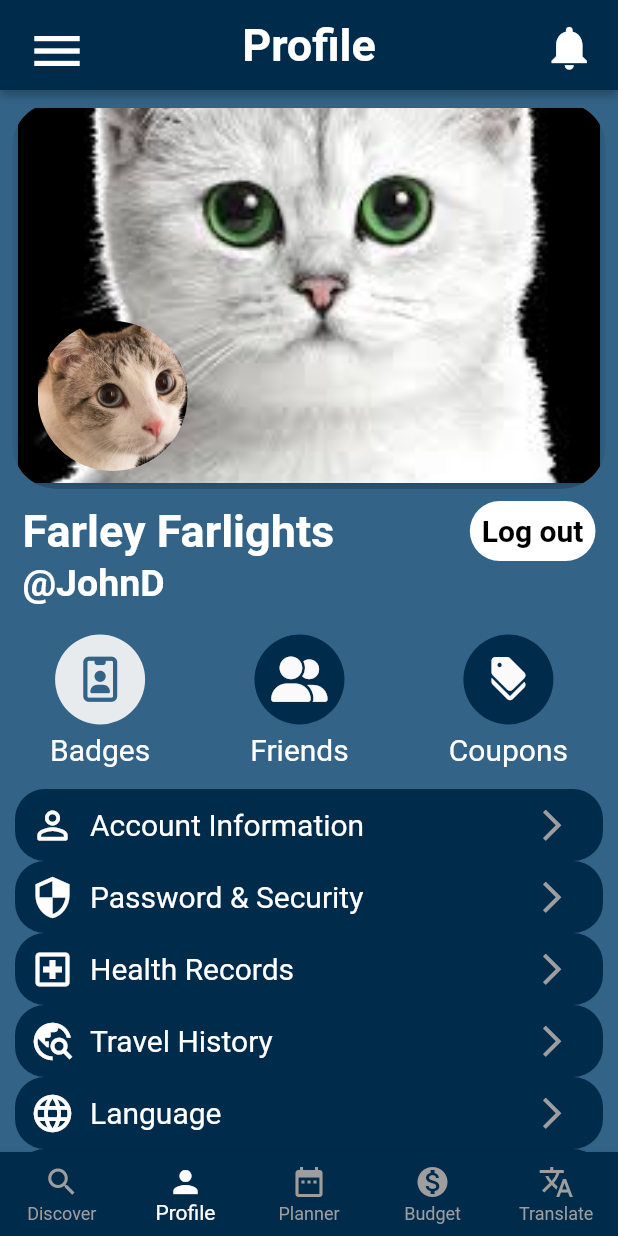
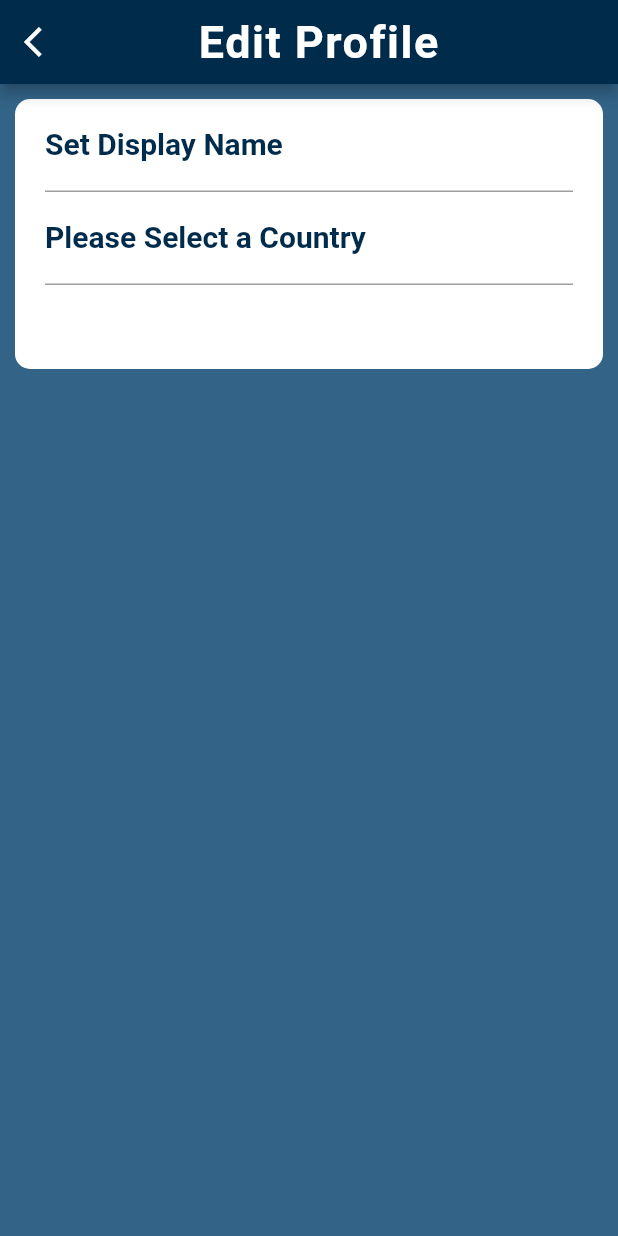
Before and after one commit to imbagalaxy1/ProfilePage, a Flutter app: the screen it shows after launch, on a phone screen of 412 x 824 dp. Run offline on Flutter 3.47's test engine with Material 2 defaults, Android fonts, the phone set to English and light mode, and no system bars; our stand-ins replace font_awesome_flutter.

Commit message:
added a edit_profile_screen and a minor changes to other files

```diff
--- a/lib/main.dart
+++ b/lib/main.dart
@@ -1,4 +1,5 @@
 import 'package:flutter/material.dart';
+import 'package:profile_page/screens/edit_profile_screen.dart';
 import 'package:profile_page/screens/profilepage_screen.dart';
 
 void main() {
@@ -18,7 +19,7 @@ class MyApp extends StatelessWidget {
         hintColor: const Color(0xFF002b4a),
         scaffoldBackgroundColor: const Color(0xFF336488),
       ),
-      home: const ProfilepageScreen(),
+      home: const EditProfileScreen(),
     );
   }
 }
--- /dev/null
+++ b/lib/screens/edit_profile_screen.dart
@@ -0,0 +1,73 @@
+import 'package:flutter/material.dart';
+
+class EditProfileScreen extends StatefulWidget {
+  const EditProfileScreen({super.key});
+
+  @override
+  State<EditProfileScreen> createState() => _EditProfileScreenState();
+}
+
+class _EditProfileScreenState extends State<EditProfileScreen> {
+  final List<String> _editProfile = [
+    "Set Display Name",
+    "Please Select Country",
+    "Please Select Birthday",
+    "Please Select Gender",
+  ];
+  @override
+  Widget build(BuildContext context) {
+    return Scaffold(
+      appBar: AppBar(
+        backgroundColor: Theme.of(context).hintColor,
+        title: const Padding(
+          padding: EdgeInsets.symmetric(horizontal: 60.0),
+          child: Text(
+            "Edit Profile",
+           style: TextStyle(
+            fontSize: 30.0,
+            fontWeight: FontWeight.bold,
+            letterSpacing: 1.0,
+           ),
+           ),
+        ),
+        leading: const Icon(Icons.arrow_back_ios),
+        ),
+      body: Padding(
+        padding: const EdgeInsets.all(10.0),
+        child: Container(
+          height: 180.0,
+          width: double.infinity,
+          decoration: BoxDecoration(
+            borderRadius: BorderRadius.circular(10.0),
+            color: Colors.white,
+          ),
+          child: Padding(
+            padding: const EdgeInsets.symmetric(horizontal: 20.0),
+            child: Column(
+              children: [
+                TextFormField(
+                  decoration: const InputDecoration(
+                    labelText: "Set Display Name",
+                    labelStyle: TextStyle(
+                      fontSize: 20.0,
+                      fontWeight: FontWeight.bold,
+                    ),
+                  ),
+                ),
+                TextFormField(
+                  decoration: const InputDecoration(
+                    labelText: "Please Select a Country",
+                    labelStyle: TextStyle(
+                      fontSize: 20.0,
+                      fontWeight: FontWeight.bold,
+                    ),
+                  ),
+                ),
+              ],
+            ),
+          ),
+          ),
+      ),
+    );
+  }
+}
--- a/lib/screens/profilepage_screen.dart
+++ b/lib/screens/profilepage_screen.dart
@@ -19,17 +19,6 @@ class _ProfilepageScreenState extends State<ProfilepageScreen> {
     Icons.discount,
   ];
 
-
-final List<Map<String, dynamic>> itemList = [
-  {"title": "Account Information", "icon": Icons.person_outline_rounded},
-  {"title": "Password & Security", "icon": Icons.security},
-  {"title": "Health Records", "icon": Icons.local_hospital_outlined},
-  {"title": "Travel History", "icon": Icons.travel_explore},
-  {"title": "Language", "icon": Icons.language},
-  {"title": "Help Center", "icon": Icons.help_outline_outlined},
-  // Add more items as needed
-  ];
-
   String _getLabel(int index) {
     List<String> labels = [
       "Badges",   // Corresponding to FontAwesomeIcons.idBadge
@@ -43,6 +32,18 @@ final List<Map<String, dynamic>> itemList = [
 
     return "Default Label";
   }
+
+  final List<Map<String, dynamic>> itemList = [
+    {"title": "Account Information", "icon": Icons.person_outline_rounded},
+    {"title": "Password & Security", "icon": Icons.security},
+    {"title": "Health Records", "icon": Icons.local_hospital_outlined},
+    {"title": "Travel History", "icon": Icons.travel_explore},
+    {"title": "Language", "icon": Icons.language},
+    {"title": "Help Center", "icon": Icons.help_outline_outlined},
+    // Add more items as needed
+    ];
+
+
 
   Widget _buildIcon(int index){
     return GestureDetector(
```
